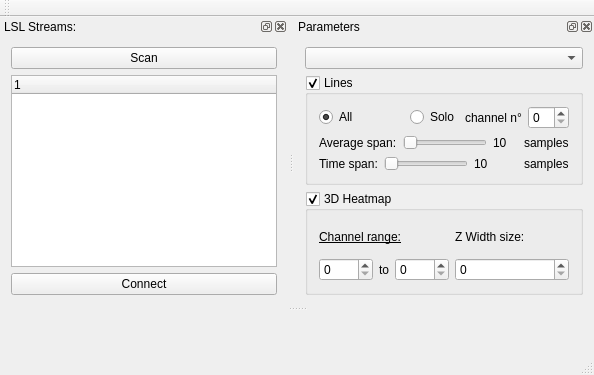
The window that forms/mainwindow.ui (Aightech/lslsub_plotter) describes before a commit, drawn with Qt 5.
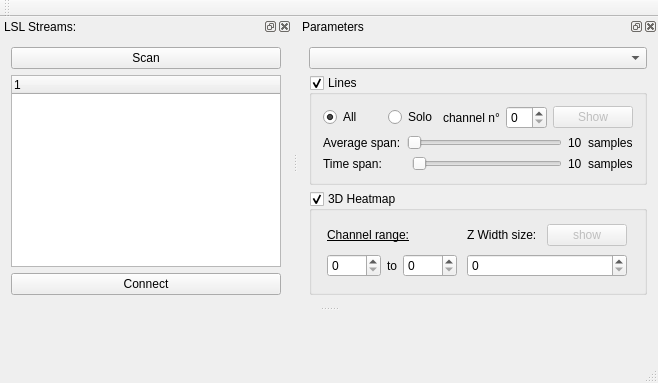
The same window after the commit.

```diff
--- a/forms/mainwindow.ui
+++ b/forms/mainwindow.ui
@@ -6,8 +6,8 @@
    <rect>
     <x>0</x>
     <y>0</y>
-    <width>594</width>
-    <height>375</height>
+    <width>658</width>
+    <height>383</height>
    </rect>
   </property>
   <property name="windowTitle">
@@ -119,7 +119,7 @@
             <bool>true</bool>
            </property>
            <layout class="QGridLayout" name="gridLayout_2">
-            <item row="1" column="1" colspan="2">
+            <item row="1" column="0" colspan="3">
              <layout class="QHBoxLayout" name="horizontalLayout_4">
               <item>
                <widget class="QLabel" name="label_11">
@@ -131,7 +131,7 @@
               <item>
                <widget class="QSlider" name="horizontalSlider_mean_span">
                 <property name="sizePolicy">
-                 <sizepolicy hsizetype="Minimum" vsizetype="Fixed">
+                 <sizepolicy hsizetype="Expanding" vsizetype="Fixed">
                   <horstretch>0</horstretch>
                   <verstretch>0</verstretch>
                  </sizepolicy>
@@ -149,6 +149,12 @@
               </item>
               <item>
                <widget class="QLabel" name="label_meanSpan">
+                <property name="sizePolicy">
+                 <sizepolicy hsizetype="Minimum" vsizetype="Preferred">
+                  <horstretch>0</horstretch>
+                  <verstretch>0</verstretch>
+                 </sizepolicy>
+                </property>
                 <property name="text">
                  <string>10</string>
                 </property>
@@ -163,19 +169,19 @@
               </item>
              </layout>
             </item>
-            <item row="2" column="1" colspan="2">
+            <item row="2" column="0" colspan="3">
              <layout class="QHBoxLayout" name="horizontalLayout_5">
               <item>
                <widget class="QLabel" name="label_15">
                 <property name="text">
-                 <string>Time span:</string>
+                 <string>Time span:       </string>
                 </property>
                </widget>
               </item>
               <item>
                <widget class="QSlider" name="horizontalSlider_timeSpan">
                 <property name="sizePolicy">
-                 <sizepolicy hsizetype="Minimum" vsizetype="Fixed">
+                 <sizepolicy hsizetype="Expanding" vsizetype="Fixed">
                   <horstretch>0</horstretch>
                   <verstretch>0</verstretch>
                  </sizepolicy>
@@ -193,6 +199,12 @@
               </item>
               <item>
                <widget class="QLabel" name="label_timeSpan">
+                <property name="sizePolicy">
+                 <sizepolicy hsizetype="Minimum" vsizetype="Preferred">
+                  <horstretch>0</horstretch>
+                  <verstretch>0</verstretch>
+                 </sizepolicy>
+                </property>
                 <property name="text">
                  <string>10</string>
                 </property>
@@ -207,7 +219,23 @@
               </item>
              </layout>
             </item>
-            <item row="0" column="2">
+            <item row="0" column="0">
+             <widget class="QRadioButton" name="radioButton_all">
+              <property name="sizePolicy">
+               <sizepolicy hsizetype="Preferred" vsizetype="Fixed">
+                <horstretch>0</horstretch>
+                <verstretch>0</verstretch>
+               </sizepolicy>
+              </property>
+              <property name="text">
+               <string>All</string>
+              </property>
+              <property name="checked">
+               <bool>true</bool>
+              </property>
+             </widget>
+            </item>
+            <item row="0" column="1">
              <layout class="QHBoxLayout" name="horizontalLayout_6">
               <item>
                <widget class="QRadioButton" name="radioButton_solo">
@@ -247,19 +275,19 @@
               </item>
              </layout>
             </item>
-            <item row="0" column="1">
-             <widget class="QRadioButton" name="radioButton_all">
+            <item row="0" column="2">
+             <widget class="QPushButton" name="pushButton_display2D">
+              <property name="enabled">
+               <bool>false</bool>
+              </property>
               <property name="sizePolicy">
-               <sizepolicy hsizetype="Preferred" vsizetype="Fixed">
+               <sizepolicy hsizetype="Fixed" vsizetype="Fixed">
                 <horstretch>0</horstretch>
                 <verstretch>0</verstretch>
                </sizepolicy>
               </property>
               <property name="text">
-               <string>All</string>
-              </property>
-              <property name="checked">
-               <bool>true</bool>
+               <string>Show</string>
               </property>
              </widget>
             </item>
@@ -281,10 +309,26 @@
             <bool>true</bool>
            </property>
            <layout class="QGridLayout" name="gridLayout">
+            <item row="1" column="2">
+             <widget class="QPushButton" name="pushButton_display3D">
+              <property name="enabled">
+               <bool>false</bool>
+              </property>
+              <property name="sizePolicy">
+               <sizepolicy hsizetype="Fixed" vsizetype="Fixed">
+                <horstretch>0</horstretch>
+                <verstretch>0</verstretch>
+               </sizepolicy>
+              </property>
+              <property name="text">
+               <string>show</string>
+              </property>
+             </widget>
+            </item>
             <item row="1" column="0">
              <widget class="QLabel" name="label_26">
               <property name="sizePolicy">
-               <sizepolicy hsizetype="Minimum" vsizetype="Preferred">
+               <sizepolicy hsizetype="Fixed" vsizetype="Preferred">
                 <horstretch>0</horstretch>
                 <verstretch>0</verstretch>
                </sizepolicy>
@@ -351,7 +395,7 @@
             <item row="1" column="1">
              <widget class="QLabel" name="label_9">
               <property name="sizePolicy">
-               <sizepolicy hsizetype="Minimum" vsizetype="Preferred">
+               <sizepolicy hsizetype="Fixed" vsizetype="Preferred">
                 <horstretch>0</horstretch>
                 <verstretch>0</verstretch>
                </sizepolicy>
@@ -361,9 +405,7 @@
               </property>
              </widget>
             </item>
-            <item row="2" column="1">
-             <layout class="QHBoxLayout" name="horizontalLayout_21">
-              <item>
+            <item row="2" column="1" colspan="2">
                <widget class="QSpinBox" name="spinBox_heatmapZWidthSize">
                 <property name="sizePolicy">
                  <sizepolicy hsizetype="Preferred" vsizetype="Fixed">
@@ -375,8 +417,6 @@
                  <number>1000</number>
                 </property>
                </widget>
-              </item>
-             </layout>
             </item>
            </layout>
           </widget>
```
Left out of the diff: 2 changed lines with no effect on the pictures. Lines whose indentation alone changed are shown as unchanged.
